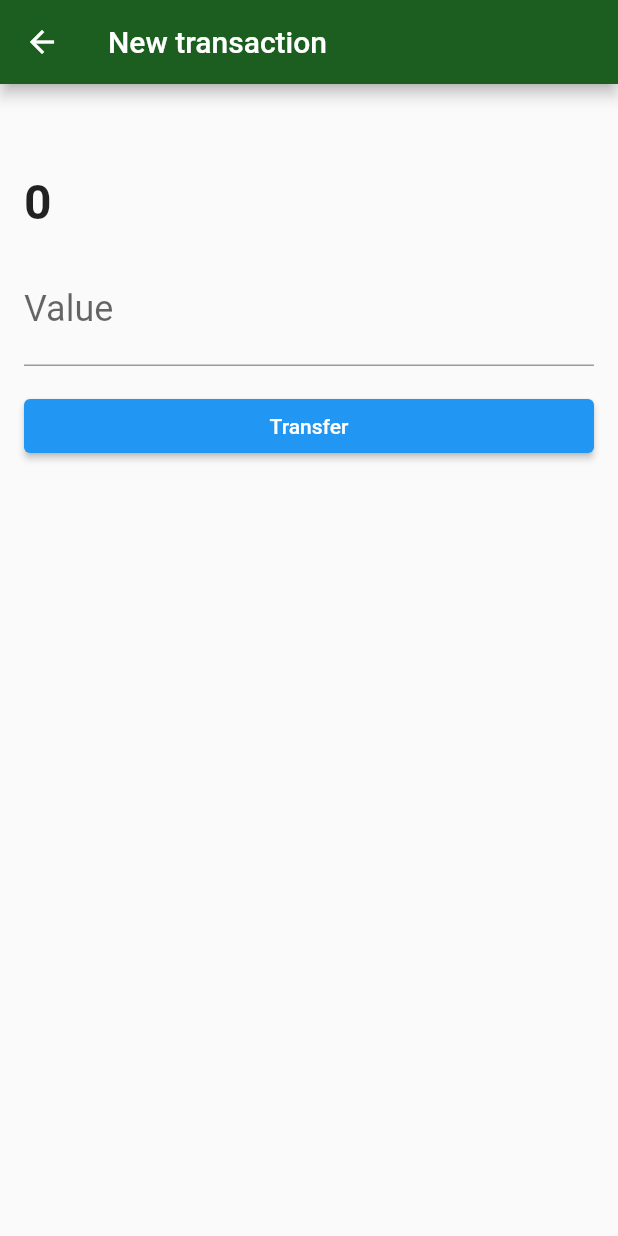
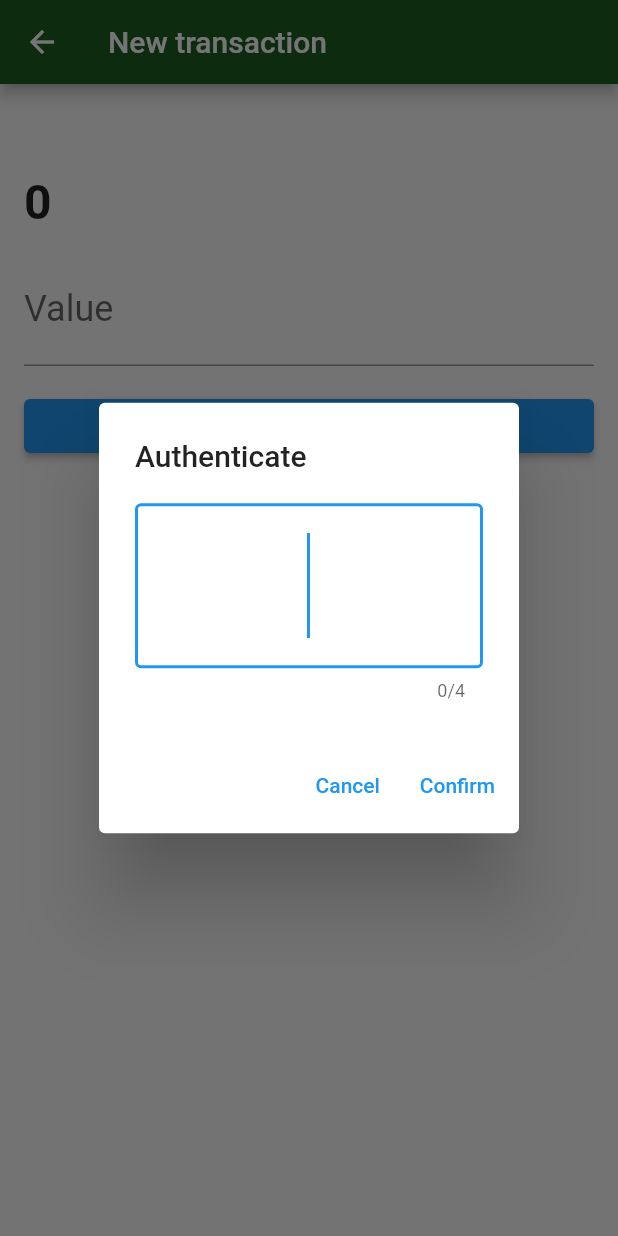
Before and after one commit to willsantos/AluraFlutter, a Flutter app: the TransactionForm screen opened directly with empty values, after a tap on "Transfer", on a phone screen of 412 x 824 dp. Run offline on Flutter 3.47's test engine with Material 2 defaults, Android fonts, the phone set to English and light mode, and no system bars; our stand-ins replace flutter_dotenv, sqflite; missing offline and left inert: http_interceptor; accounts and stored records are empty.

Commit message:
✨ feat:Show Auth Dialog

```diff
--- /dev/null
+++ b/lib/components/transaction_auth_dialog.dart
@@ -0,0 +1,52 @@
+import 'package:flutter/material.dart';
+
+class TransactionAuthDialog extends StatefulWidget {
+  final Function(String password) onConfirm;
+
+  TransactionAuthDialog({
+    Key key,
+    @required this.onConfirm,
+  }) : super(key: key);
+
+  @override
+  _TransactionAuthDialogState createState() => _TransactionAuthDialogState();
+}
+
+class _TransactionAuthDialogState extends State<TransactionAuthDialog> {
+  final TextEditingController _passwordController = TextEditingController();
+
+  @override
+  Widget build(BuildContext context) {
+    return AlertDialog(
+      title: Text('Authenticate'),
+      content: TextField(
+        controller: _passwordController,
+        obscureText: true,
+        maxLength: 4,
+        autofocus: true,
+        textAlign: TextAlign.center,
+        keyboardType: TextInputType.number,
+        decoration: InputDecoration(
+          border: OutlineInputBorder(),
+        ),
+        style: TextStyle(
+          fontSize: 60,
+          letterSpacing: 24,
+        ),
+      ),
+      actions: <Widget>[
+        TextButton(
+          onPressed: () => Navigator.pop(context),
+          child: Text('Cancel'),
+        ),
+        TextButton(
+          onPressed: () {
+            widget.onConfirm(_passwordController.text);
+            Navigator.pop(context);
+          },
+          child: Text('Confirm'),
+        ),
+      ],
+    );
+  }
+}
--- a/lib/main.dart
+++ b/lib/main.dart
@@ -1,3 +1,4 @@
+import 'package:bytebank/components/transaction_auth_dialog.dart';
 import 'package:flutter_dotenv/flutter_dotenv.dart' as DotEnv;
 import 'package:bytebank/screens/dashboard/dashboard.dart';
 import 'package:flutter/material.dart';
--- a/lib/screens/transactions/transaction_form.dart
+++ b/lib/screens/transactions/transaction_form.dart
@@ -1,3 +1,4 @@
+import 'package:bytebank/components/transaction_auth_dialog.dart';
 import 'package:bytebank/models/contact.dart';
 import 'package:bytebank/models/transaction.dart';
 import 'package:bytebank/services/routes/transactions_routes.dart';
@@ -64,13 +65,15 @@ class _TransactionFormState extends State<TransactionForm> {
                           double.tryParse(_valueController.text);
                       final transactionCreated =
                           Transaction(value, widget.contact);
-                      _transactionRoute
-                          .save(transactionCreated)
-                          .then((transaction) {
-                        if (transaction != null) {
-                          Navigator.pop(context);
-                        }
-                      });
+                      showDialog(
+                          context: context,
+                          builder: (contextDialog) {
+                            return TransactionAuthDialog(
+                              onConfirm: (String password) {
+                                _save(transactionCreated, password, context);
+                              },
+                            );
+                          });
                     },
                   ),
                 ),
@@ -81,4 +84,16 @@ class _TransactionFormState extends State<TransactionForm> {
       ),
     );
   }
+
+  void _save(
+    Transaction transactionCreated,
+    String password,
+    BuildContext context,
+  ) async {
+    _transactionRoute.save(transactionCreated, password).then((transaction) {
+      if (transaction != null) {
+        Navigator.pop(context);
+      }
+    });
+  }
 }
--- a/lib/services/routes/transactions_routes.dart
+++ b/lib/services/routes/transactions_routes.dart
@@ -1,7 +1,6 @@
 import 'dart:convert';
 import 'package:bytebank/models/transaction.dart';
 import 'package:http/http.dart';
-
 
 import '../api.dart';
 
@@ -18,11 +17,14 @@ class TransactionRoutes {
         .toList();
   }
 
-  Future<Transaction> save(Transaction transaction) async {
+  Future<Transaction> save(Transaction transaction, String password) async {
     final String transactionJson = jsonEncode(transaction.toJson());
     final Response response = await client
         .post(Uri.https(baseUrl, 'transactions'),
-            headers: {'Content-type': 'application/json', 'password': '1000'},
+            headers: {
+              'Content-type': 'application/json',
+              'password': password,
+            },
             body: transactionJson)
         .timeout(Duration(seconds: 5));
 
```
